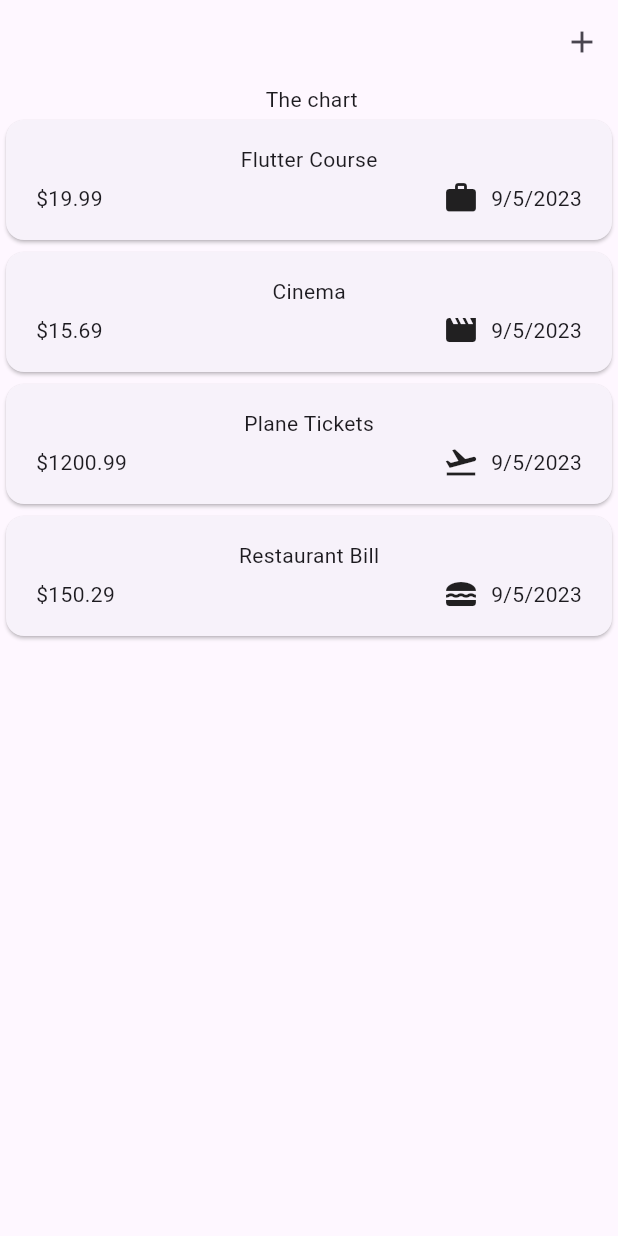
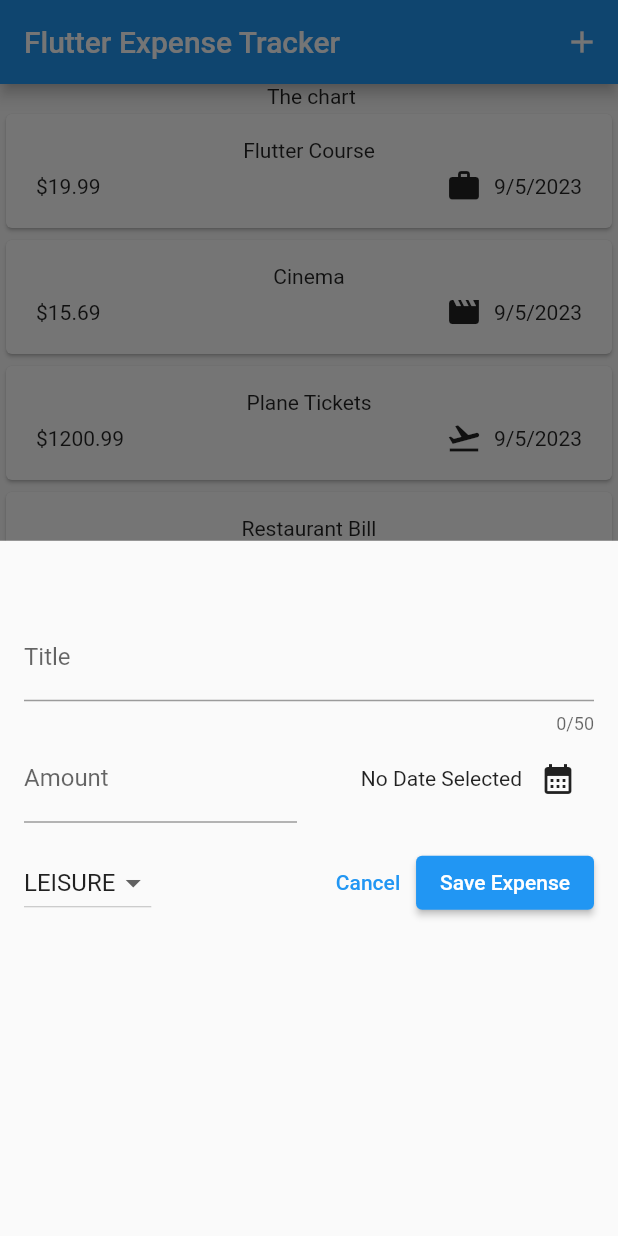
Before and after one commit to RishavGupta1C/my_expense_tracker, a Flutter app: the screen it shows after launch, after a tap on the "add" icon, on a phone screen of 412 x 824 dp. Run offline on Flutter 3.47's test engine with Material 2 defaults, Android fonts, the phone set to English and light mode, and no system bars.

Commit message:
commit 9

```diff
--- a/lib/main.dart
+++ b/lib/main.dart
@@ -2,7 +2,8 @@ import 'package:flutter/material.dart';
 import 'package:my_expense_tracker/widget/expenses.dart';
 
 void main() {
-  runApp(
-    const Expenses(),
-  );
+  runApp(const MaterialApp(
+    // theme: ThemeData(useMaterial3: true),
+    home: Expenses(),
+  ));
 }
--- a/lib/widget/expenses.dart
+++ b/lib/widget/expenses.dart
@@ -1,6 +1,7 @@
 import 'package:flutter/material.dart';
 import 'package:my_expense_tracker/widget/expenses_list/expenses_list.dart';
 import 'package:my_expense_tracker/models/expense.dart';
+import 'package:my_expense_tracker/widget/new_expense.dart';
 
 class Expenses extends StatefulWidget {
   const Expenses({Key? key}) : super(key: key);
@@ -39,15 +40,23 @@ class _ExpensesState extends State<Expenses> {
     ),
   ];
 
+  void _openAddExpenseOverlay() {
+    // context object is automatically created inside State class
+    // ctx is context of modalBottomSheet
+    showModalBottomSheet(
+      context: context,
+      builder: (ctx) => NewExpense(),
+    );
+  }
+
   @override
   Widget build(BuildContext context) {
-    return MaterialApp(
-      theme: ThemeData(useMaterial3: true),
-      home: Scaffold(
+    return Scaffold(
       appBar: AppBar(
+        title: const Text('Flutter Expense Tracker'),
         actions: [
           IconButton(
-              onPressed: () {},
+            onPressed: _openAddExpenseOverlay,
             icon: Icon(Icons.add),
           )
         ],
@@ -62,7 +71,6 @@ class _ExpensesState extends State<Expenses> {
           ),
         ],
       ),
-      ),
     );
   }
 }
--- a/lib/widget/expenses_list/expense_item.dart
+++ b/lib/widget/expenses_list/expense_item.dart
@@ -1,5 +1,3 @@
-import 'dart:io';
-
 import 'package:flutter/material.dart';
 import 'package:my_expense_tracker/models/expense.dart';
 
--- /dev/null
+++ b/lib/widget/new_expense.dart
@@ -0,0 +1,160 @@
+import 'package:flutter/material.dart';
+import 'package:my_expense_tracker/models/expense.dart';
+
+// import 'package:intl/intl.dart';
+
+// final formatter = DateFormat.yMd();
+
+class NewExpense extends StatefulWidget {
+  const NewExpense({Key? key}) : super(key: key);
+
+  @override
+  State<NewExpense> createState() {
+    return _NewExpenseState();
+  }
+}
+
+class _NewExpenseState extends State<NewExpense> {
+  // Storing value for each TextField after ievery input can be cumbersome
+  // var _enteredTitle = '';
+  // void _saveTitleInput(String inputValue) {
+  //   _enteredTitle = inputValue;
+  // }
+
+  final _titleController = TextEditingController();
+  final _amountController = TextEditingController();
+  DateTime? _selectedDate;
+  Category _selectedCategory = Category.leisure;
+
+  void _presentDatePicker() async {
+    final now = DateTime.now();
+    final firstDate = DateTime(now.year - 1, now.month, now.day);
+    final pickedDate = await showDatePicker(
+      context: context,
+      initialDate: now,
+      firstDate: firstDate,
+      lastDate: now,
+    ) /*.then() {}*/;
+    setState(() {
+      _selectedDate = pickedDate;
+    });
+  }
+
+  void _submitExpenseData() {
+    // Convert string to Double
+    final enteredAmount = double.tryParse(_amountController.text);
+    final amountIsInvalid = enteredAmount == null || enteredAmount <= 0;
+
+    if (_titleController.text.trim().isEmpty ||
+        amountIsInvalid ||
+        _selectedDate == null) {
+      showDialog(
+        context: context,
+        builder: (ctx) => AlertDialog(
+          title: Text('Invalid Input'),
+          content: Text('Please make sure a valid title, amount, '
+              'date and category was entered'),
+          actions: [
+            TextButton(
+              onPressed: () {
+                Navigator.pop(ctx);
+              },
+              child: Text('Okay'),
+            )
+          ],
+        ),
+      );
+      return;
+    }
+  }
+
+  @override
+  void dispose() {
+    _titleController.dispose();
+    _amountController.dispose();
+    super.dispose();
+  }
+
+  @override
+  Widget build(BuildContext context) {
+    return Padding(
+      padding: const EdgeInsets.fromLTRB(16, 48, 16, 16),
+      child: Column(children: [
+        TextField(
+          controller: _titleController,
+          maxLength: 50,
+          decoration: const InputDecoration(
+            label: Text('Title'),
+          ),
+        ),
+        Row(
+          children: [
+            // expanded is used to make textfield use as space as available
+            Expanded(
+              child: TextField(
+                controller: _amountController,
+                decoration: const InputDecoration(
+                  prefixText: '\$ ',
+                  label: Text('Amount'),
+                ),
+                keyboardType: TextInputType.number,
+              ),
+            ),
+            const SizedBox(width: 16),
+            // expanded is used for row inside a row ambiiguity
+            Expanded(
+              child: Row(
+                mainAxisAlignment: MainAxisAlignment.end,
+                crossAxisAlignment: CrossAxisAlignment.center,
+                children: [
+                  Text(
+                    _selectedDate == null
+                        ? 'No Date Selected'
+                        : formatter.format(_selectedDate!),
+                  ),
+                  IconButton(
+                    onPressed: _presentDatePicker,
+                    icon: const Icon(Icons.calendar_month),
+                  )
+                ],
+              ),
+            )
+          ],
+        ),
+        const SizedBox(height: 16),
+        Row(children: [
+          DropdownButton(
+            value: _selectedCategory,
+            items: Category.values
+                .map(
+                  (category) => DropdownMenuItem(
+                    value: category,
+                    child: Text(category.name.toUpperCase()),
+                  ),
+                )
+                .toList(),
+            onChanged: (value) {
+              if (value == null) {
+                return;
+              }
+              setState(() {
+                _selectedCategory = value as Category;
+              });
+            },
+          ),
+          const Spacer(),
+          TextButton(
+            onPressed: () {
+              Navigator.pop(context);
+            },
+            child: const Text('Cancel'),
+          ),
+          ElevatedButton(
+            onPressed: _submitExpenseData,
+            child: const Text('Save Expense'),
+          ),
+        ])
+      ]),
+    );
+  }
+}
```
Lines whose indentation alone changed are shown as unchanged.
